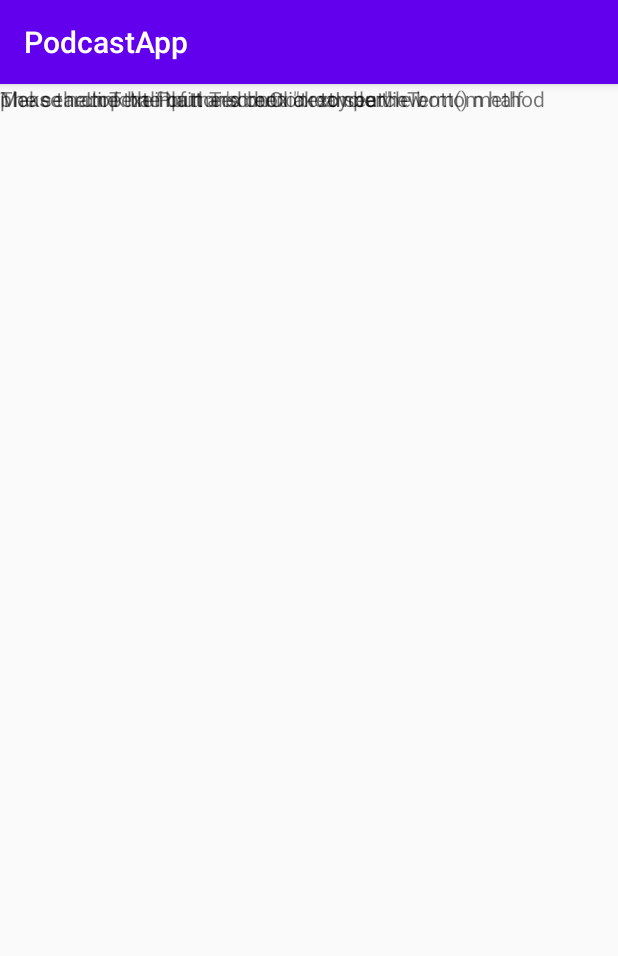
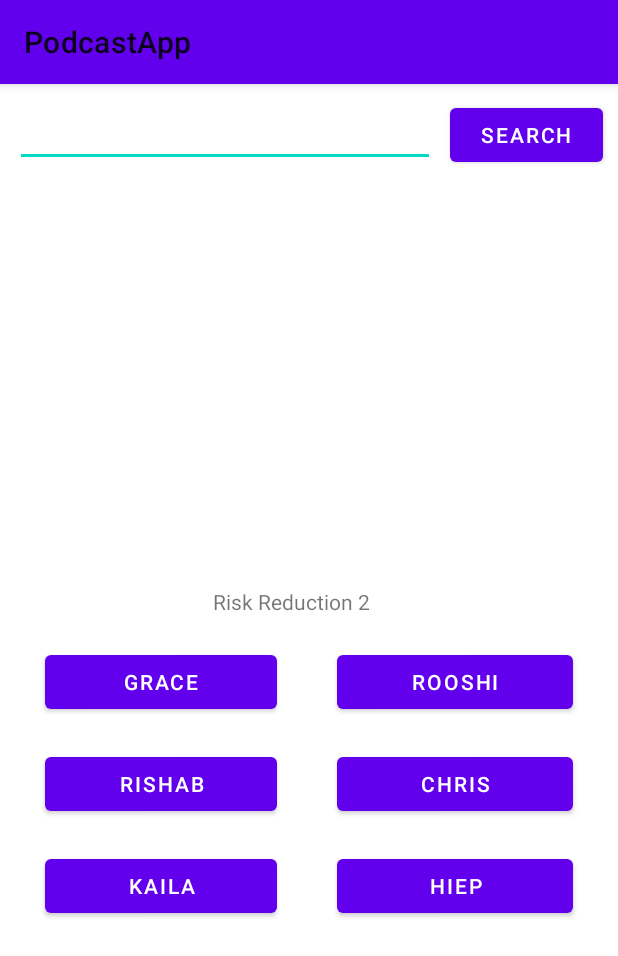
Before and after one commit to PodcastSeniorDesign/everything, an Android app: the screen it shows after launch (MainActivity), on a phone screen of 412 x 824 dp. Shown: the top 956 px of the screen. Run offline under Robolectric (Android 15) with nearby library versions, the phone set to English and light mode, and no system bars; our stand-ins replace Firebase (no records; nobody signed in at launch, a user with empty details on screens opened directly), Volley.

Commit message:
ui and buttons done

```diff
--- a/app/src/main/res/layout/activity_main.xml
+++ b/app/src/main/res/layout/activity_main.xml
@@ -19,40 +19,148 @@
             android:layout_height="match_parent"
             tools:context=".MainActivity">
 
-            <TextView
-                android:id="@+id/textView"
+            <com.google.android.material.circularreveal.CircularRevealLinearLayout
+                android:id="@+id/topPanel"
+                android:layout_width="match_parent"
+                android:layout_height="75dp"
+                app:layout_constraintTop_toTopOf="parent"
+                app:layout_constraintBottom_toTopOf="@+id/bottomPanel"
+                tools:layout_editor_absoluteX="0dp">
+
+                <com.google.android.material.textfield.TextInputEditText
+                    android:id="@+id/textInput"
+                    android:layout_width="280dp"
+                    android:layout_height="wrap_content"
+                    android:layout_margin="10dp"
+                    />
+
+                <Button
+                    android:id="@+id/button"
                     android:layout_width="wrap_content"
                     android:layout_height="wrap_content"
-                android:text="Make the top half of the screen a recyclerview"
-                tools:layout_editor_absoluteX="59dp"
-                tools:layout_editor_absoluteY="185dp" />
+                    android:layout_weight="1"
+                    android:layout_marginTop="10dp"
+                    android:layout_marginRight="10dp"
+                    android:text="Search"
+                    android:onClick="searchTerm"/>
+
+            </com.google.android.material.circularreveal.CircularRevealLinearLayout>
+
+
+            <HorizontalScrollView
+                android:id="@+id/bottomPanel"
+                android:layout_width="match_parent"
+                android:layout_height="250dp"
+                app:layout_constraintBottom_toTopOf="@+id/buttonPanel"
+                app:layout_constraintTop_toBottomOf="@+id/topPanel"
+                tools:layout_editor_absoluteX="-30dp">
 
                 <TextView
-                android:id="@+id/textView2"
+                    android:id="@+id/testTextView"
                     android:layout_width="wrap_content"
                     android:layout_height="wrap_content"
-                android:text="The search Text input and button can be the bottom half"
-                tools:layout_editor_absoluteX="29dp"
-                tools:layout_editor_absoluteY="572dp" />
+                    android:layout_margin="10dp" />
+            </HorizontalScrollView>
+
+            <TableLayout
+                android:id="@+id/buttonPanel"
+                android:layout_width="match_parent"
+                android:layout_height="300dp"
+                app:layout_constraintTop_toBottomOf="@+id/bottomPanel"
+
+                >
+
+                <TableRow
+                    android:layout_width="match_parent"
+                    android:layout_height="wrap_content"
+                    android:gravity="center"
+                    android:layout_margin="10dp">
 
                     <TextView
-                android:id="@+id/textView3"
+                        android:text="Risk Reduction 2"/>
+
+                </TableRow>
+
+                <TableRow
+                    android:layout_width="match_parent"
+                    android:layout_height="wrap_content"
+                    android:gravity="center"
+                    android:layout_margin="10dp">
+
+                    <Button
+                        android:id="@+id/grace"
                         android:layout_width="wrap_content"
                         android:layout_height="wrap_content"
-                android:text='please name the Plain Text box "textInput"'
-                tools:layout_editor_absoluteX="72dp"
-                tools:layout_editor_absoluteY="482dp" />
+                        android:layout_weight="1"
+                        android:layout_marginLeft="20dp"
+                        android:layout_marginRight="20dp"
+                        android:text="Grace"/>
 
-            <TextView
+                    <Button
+                        android:id="@+id/rooshi"
                         android:layout_width="wrap_content"
                         android:layout_height="wrap_content"
-                android:text=". Link the button's onClick to searchTerm() method"
-                app:layout_constraintBottom_toBottomOf="parent"
-                app:layout_constraintHorizontal_bias="0.511"
-                app:layout_constraintLeft_toLeftOf="parent"
-                app:layout_constraintRight_toRightOf="parent"
-                app:layout_constraintTop_toTopOf="parent"
-                app:layout_constraintVertical_bias="0.615" />
+                        android:layout_weight="1"
+                        android:layout_marginLeft="20dp"
+                        android:layout_marginRight="20dp"
+                        android:text="Rooshi"/>
+
+                </TableRow>
+
+                <TableRow
+                    android:layout_width="match_parent"
+                    android:layout_height="wrap_content"
+                    android:gravity="center"
+                    android:layout_margin="10dp">
+
+                    <Button
+                        android:id="@+id/rishab"
+                        android:layout_width="wrap_content"
+                        android:layout_height="wrap_content"
+                        android:layout_weight="1"
+                        android:layout_marginLeft="20dp"
+                        android:layout_marginRight="20dp"
+                        android:text="Rishab"/>
+
+                    <Button
+                        android:id="@+id/chris"
+                        android:layout_width="wrap_content"
+                        android:layout_height="wrap_content"
+                        android:layout_weight="1"
+                        android:layout_marginLeft="20dp"
+                        android:layout_marginRight="20dp"
+                        android:text="Chris"/>
+
+                </TableRow>
+
+                <TableRow
+                    android:layout_width="match_parent"
+                    android:layout_height="wrap_content"
+                    android:gravity="center"
+                    android:layout_margin="10dp">
+
+                    <Button
+                        android:id="@+id/kaila"
+                        android:layout_width="wrap_content"
+                        android:layout_height="wrap_content"
+                        android:layout_weight="1"
+                        android:layout_marginLeft="20dp"
+                        android:layout_marginRight="20dp"
+                        android:text="Kaila"/>
+
+                    <Button
+                        android:id="@+id/hiep"
+                        android:layout_width="wrap_content"
+                        android:layout_height="wrap_content"
+                        android:layout_weight="1"
+                        android:layout_marginLeft="20dp"
+                        android:layout_marginRight="20dp"
+                        android:text="Hiep"/>
+
+                </TableRow>
+
+            </TableLayout>
+
 
         </androidx.constraintlayout.widget.ConstraintLayout>
 
--- a/app/src/main/res/values/styles.xml
+++ b/app/src/main/res/values/styles.xml
@@ -1,7 +1,7 @@
 <resources>
 
     <!-- Base application theme. -->
-    <style name="AppTheme" parent="Theme.AppCompat.Light.DarkActionBar">
+    <style name="AppTheme" parent="Theme.MaterialComponents.Light">
         <!-- Customize your theme here. -->
         <item name="colorPrimary">@color/colorPrimary</item>
         <item name="colorPrimaryDark">@color/colorPrimaryDark</item>
```
Lines whose indentation alone changed are shown as unchanged.
